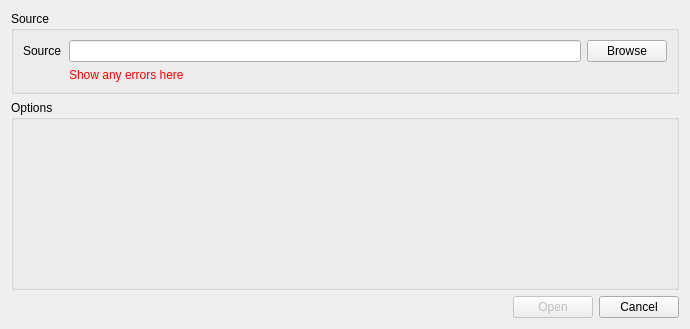
The window that ui/dlg_file_connection.ui (geometalab/Vector-Tiles-Reader-QGIS-Plugin) describes before a commit, drawn with Qt 5.
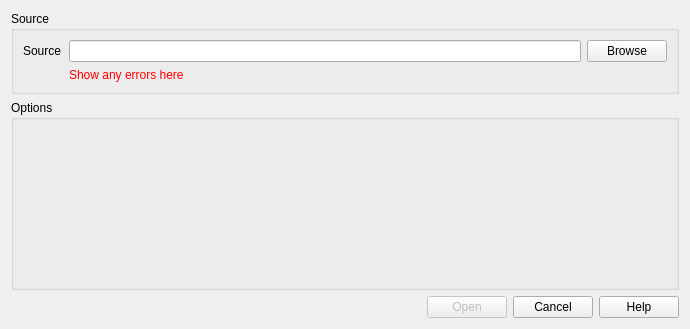
The same window after the commit. Icons and pictures are not drawn.

Commit message: * help button added

```diff
--- a/ui/dlg_file_connection.ui
+++ b/ui/dlg_file_connection.ui
@@ -61,7 +61,7 @@
     </widget>
    </item>
    <item row="2" column="0">
-    <layout class="QHBoxLayout" name="horizontalLayout_2" stretch="0,0,0">
+    <layout class="QHBoxLayout" name="horizontalLayout_2" stretch="0,0,0,0">
      <property name="sizeConstraint">
       <enum>QLayout::SetFixedSize</enum>
      </property>
@@ -104,6 +104,19 @@
        </property>
       </widget>
      </item>
+     <item>
+      <widget class="QPushButton" name="btnHelp">
+       <property name="minimumSize">
+        <size>
+         <width>80</width>
+         <height>0</height>
+        </size>
+       </property>
+       <property name="text">
+        <string>Help</string>
+       </property>
+      </widget>
+     </item>
     </layout>
    </item>
    <item row="0" column="0">
```
The commit also changes 4 other files.
